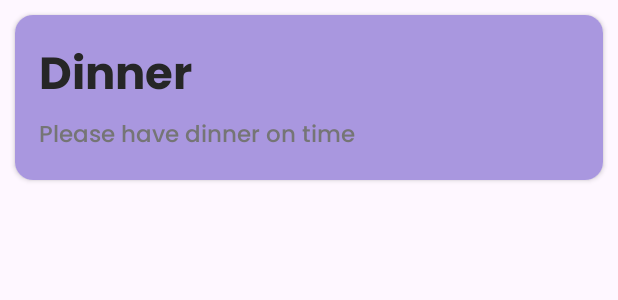
After one commit to avijeetpandey/Agenda, an Android app: the layout agenda_card_view.xml on its own in the app's theme, with its tools: preview values and no code run, on a phone screen of 412 x 824 dp. The commit adds this screen. Shown: the top 300 px of the screen. Run offline under Robolectric (Android 15) with nearby library versions, the phone set to English and light mode, and no system bars.

Commit message:
Add: Card view for agenda

```diff
--- a/app/src/main/java/com/example/agenda/activities/MainActivity.kt
+++ b/app/src/main/java/com/example/agenda/activities/MainActivity.kt
@@ -8,7 +8,5 @@ class MainActivity : AppCompatActivity() {
     override fun onCreate(savedInstanceState: Bundle?) {
         super.onCreate(savedInstanceState)
         setContentView(R.layout.activity_main)
-
-
     }
 }
--- a/app/src/main/res/layout/activity_main.xml
+++ b/app/src/main/res/layout/activity_main.xml
@@ -4,9 +4,12 @@
     xmlns:tools="http://schemas.android.com/tools"
     android:layout_width="match_parent"
     android:background="@color/white"
+    android:padding="16sp"
     android:orientation="vertical"
     android:scrollIndicators="right"
     android:layout_height="match_parent"
+    tools:itemCount="10"
+    tools:listitem="@layout/agenda_card_view"
     tools:context=".activities.MainActivity">
 
 
--- /dev/null
+++ b/app/src/main/res/layout/agenda_card_view.xml
@@ -0,0 +1,40 @@
+<?xml version="1.0" encoding="utf-8"?>
+<androidx.cardview.widget.CardView xmlns:android="http://schemas.android.com/apk/res/android"
+    android:layout_width="match_parent"
+    android:layout_height="wrap_content"
+    xmlns:tools="http://schemas.android.com/tools"
+    android:layout_margin="10dp"
+    xmlns:app="http://schemas.android.com/apk/res-auto"
+    app:cardCornerRadius="12sp">
+
+    <LinearLayout
+        android:layout_width="match_parent"
+        android:layout_height="wrap_content"
+        android:orientation="vertical"
+        android:background="@color/agenda_card_view_bg_color"
+        android:gravity="center"
+        android:padding="16sp"
+        >
+
+        <TextView
+            android:id="@+id/agendaTitle"
+            android:layout_width="match_parent"
+            android:layout_height="wrap_content"
+            android:fontFamily="@font/poppins_bold"
+            android:textSize="30sp"
+            android:textColor="@color/primary_black"
+            tools:text="Dinner"
+            />
+
+        <TextView
+            android:id="@+id/agendaSubtitle"
+            android:layout_width="match_parent"
+            android:layout_height="wrap_content"
+            android:fontFamily="@font/poppins"
+            android:textSize="15sp"
+            android:textColor="@color/secondary_black"
+            tools:text="Please have dinner on time"
+            />
+    </LinearLayout>
+
+</androidx.cardview.widget.CardView>
--- a/app/src/main/res/values/colors.xml
+++ b/app/src/main/res/values/colors.xml
@@ -2,4 +2,8 @@
 <resources>
     <color name="black">#FF000000</color>
     <color name="white">#FFFFFFFF</color>
+    <color name="agenda_card_view_bg_color">#A997DF</color>
+    <color name="primary_background_color">#DCCFEC</color>
+    <color name="primary_black">#262626</color>
+    <color name="secondary_black">#757575</color>
 </resources>
```
